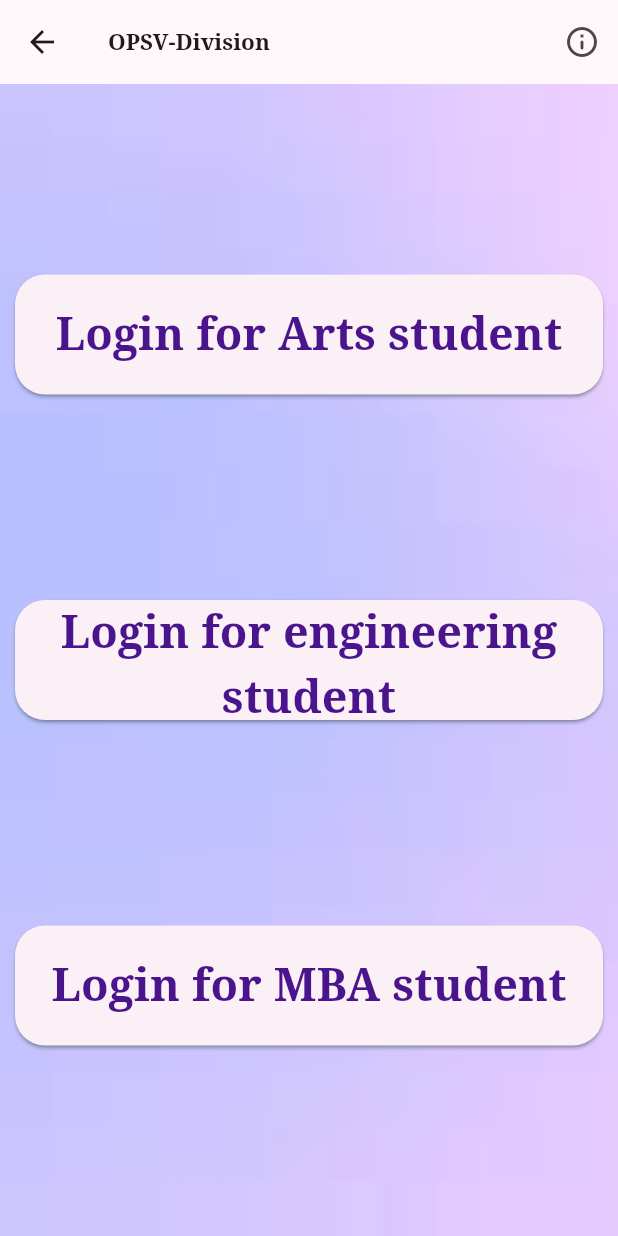
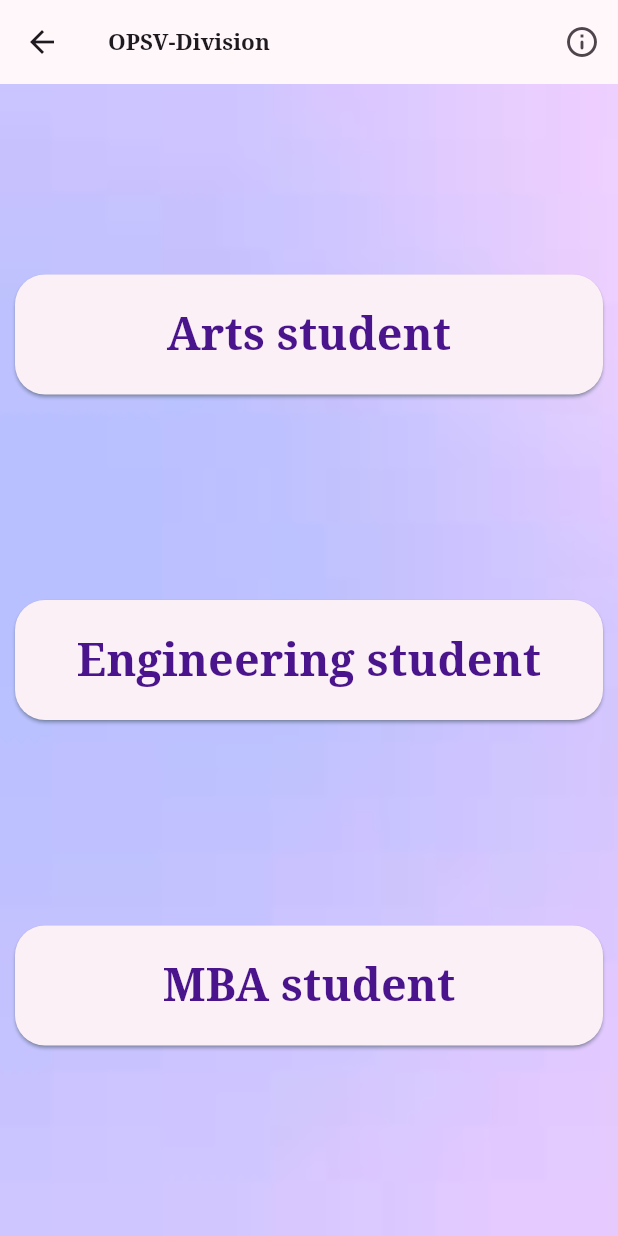
Before and after one commit to srisudhanl/new_main_project, a Flutter app: the UserDivision screen opened directly, on a phone screen of 412 x 824 dp. Run offline on Flutter 3.47's test engine with Material 3 defaults, Android fonts, the phone set to English and light mode, and no system bars; our stand-ins replace animated_text_kit, another_flutter_splash_screen, cloud_firestore, confetti, firebase_auth, firebase_core and 1 more; missing offline and left inert: flutter_mailer; accounts and stored records are empty.

Commit message:
Minor changes

```diff
--- a/lib/userdivision.dart
+++ b/lib/userdivision.dart
@@ -53,7 +53,7 @@ class _UserDivisionState extends State<UserDivision> {
                         shape: const RoundedRectangleBorder(borderRadius: BorderRadius.all(Radius.circular(20))),
                         shadowColor: Colors.blueGrey),
                     child: Text(
-                      "Login for Arts student",
+                      "Arts student",
                       style: TextStyle(fontSize: 30.0, fontWeight: FontWeight.bold, color: Colors.purple.shade900),
                       textAlign: TextAlign.center,
                     )),
@@ -70,7 +70,7 @@ class _UserDivisionState extends State<UserDivision> {
                         shape: const RoundedRectangleBorder(borderRadius: BorderRadius.all(Radius.circular(20))),
                         shadowColor: Colors.blueGrey),
                     child: Text(
-                      "Login for engineering student",
+                      "Engineering student",
                       style: TextStyle(fontSize: 30.0, fontWeight: FontWeight.bold, color: Colors.purple.shade900),
                       textAlign: TextAlign.center,
                     )),
@@ -87,7 +87,7 @@ class _UserDivisionState extends State<UserDivision> {
                         shape: const RoundedRectangleBorder(borderRadius: BorderRadius.all(Radius.circular(20))),
                         shadowColor: Colors.blueGrey),
                     child: Text(
-                      "Login for MBA student",
+                      "MBA student",
                       style: TextStyle(fontSize: 30.0, fontWeight: FontWeight.bold, color: Colors.purple.shade900),
                       textAlign: TextAlign.center,
                     )),
```
